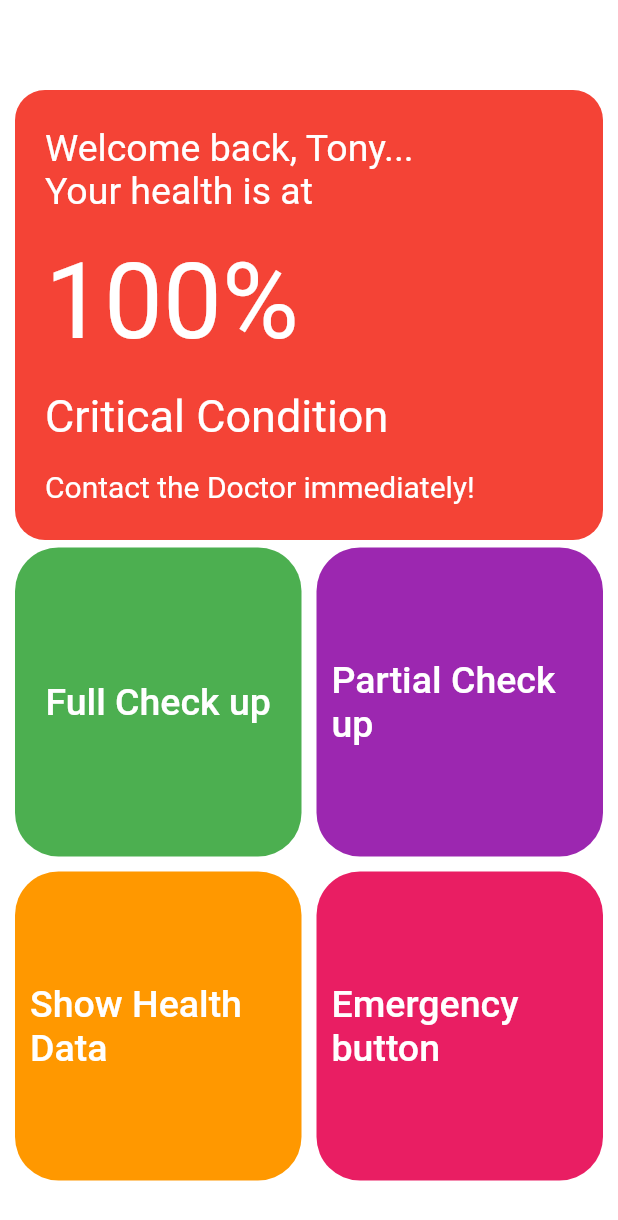
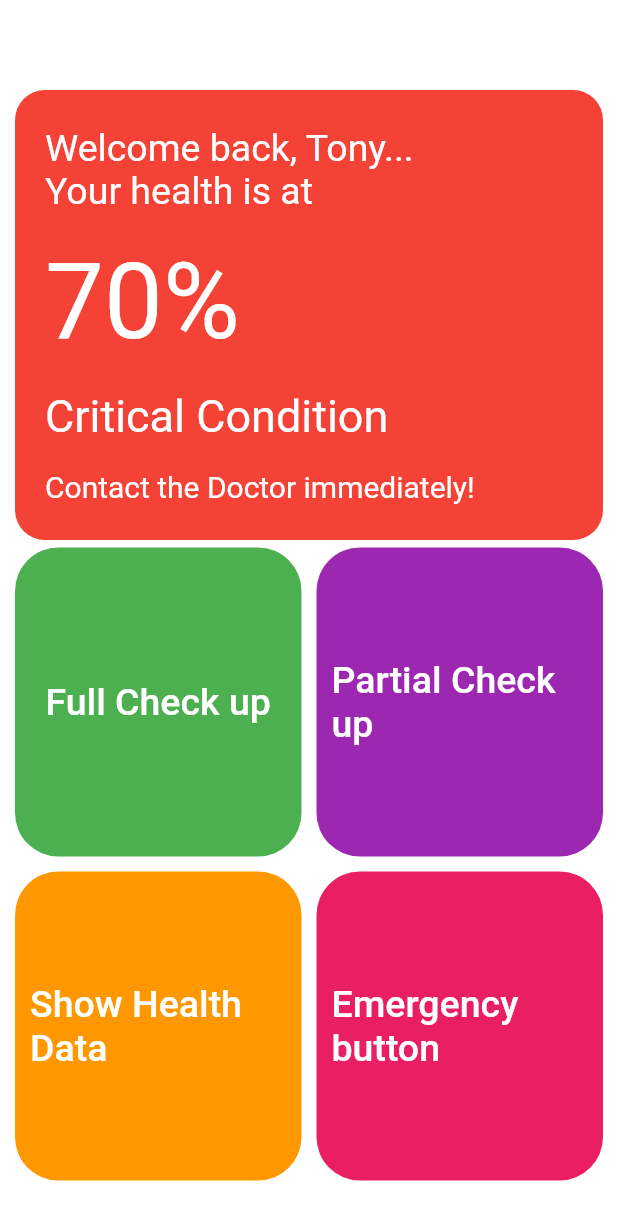
Before and after one commit to technodumb/ImMed-dothack, a Flutter app: the screen it shows after launch, after a tap on an icon or button, on a phone screen of 412 x 824 dp. Shown: the top 1220 px of the screen. Run offline on Flutter 3.47's test engine with Material 2 defaults, Android fonts, the phone set to English and light mode, and no system bars.

Commit message:
final final commit

```diff
--- a/lib/ProfileHome/components/rounded_button.dart
+++ b/lib/ProfileHome/components/rounded_button.dart
@@ -17,7 +17,7 @@ class RoundedButton extends StatelessWidget {
   Widget build(BuildContext context) {
     Size size = MediaQuery.of(context).size;
     return Container(
-      margin: const EdgeInsets.symmetric(vertical: 5),
+      margin: EdgeInsets.symmetric(vertical: 5),
       height: size.height * 0.25,
       decoration: BoxDecoration(
         color: color,
--- a/lib/ProfileHome/profile_home.dart
+++ b/lib/ProfileHome/profile_home.dart
@@ -1,6 +1,5 @@
 import 'package:flutter/material.dart';
-import 'package:immed_dothack/ProfileSwitcher/components/state_for_slider.dart';
-import 'package:provider/provider.dart';
+import 'package:immed_dothack/HealthDataScreen/health_data_screen.dart';
 
 import '../globals.dart';
 import 'components/rounded_button.dart';
@@ -11,10 +10,7 @@ class ProfileHome extends StatelessWidget {
   @override
   Widget build(BuildContext context) {
     int id = ModalRoute.of(context)?.settings.arguments as int;
-    final sliderState = Provider.of<SliderState>(context);
-    int sliderStateValue = (sliderState.sliderState*100).truncate();
-    if(!sliderState.isNormal(id)) sliderStateValue = 100 - sliderStateValue;
-    return  Scaffold(
+    return Scaffold(
       body: Container(
         color: Colors.white24,
         padding: const EdgeInsets.all(10),
@@ -41,9 +37,9 @@ class ProfileHome extends StatelessWidget {
                   const SizedBox(
                     height: 10,
                   ),
-                    Text(
-                      "$sliderStateValue%",
-                      style: const TextStyle(
+                  const Text(
+                    "70%",
+                    style: TextStyle(
                       fontSize: 70,
                       color: Colors.white,
                     ),
@@ -54,12 +50,12 @@ class ProfileHome extends StatelessWidget {
                   ),
                   const Text("Critical Condition",
                       style:
-                            TextStyle(fontSize: 30, color: Colors.white)),
+                          const TextStyle(fontSize: 30, color: Colors.white)),
                   const SizedBox(
                     height: 10,
                   ),
                   const Text("Contact the Doctor immediately!",
-                        style: TextStyle(fontSize: 20, color: Colors.white))
+                      style: const TextStyle(fontSize: 20, color: Colors.white))
                 ],
               ),
               decoration: BoxDecoration(
--- a/lib/ProfileSwitcher/profile_switcher.dart
+++ b/lib/ProfileSwitcher/profile_switcher.dart
@@ -1,9 +1,5 @@
 import 'package:flutter/material.dart';
-import 'package:immed_dothack/ProfileSwitcher/components/my_slider.dart';
-import 'package:immed_dothack/ProfileSwitcher/components/slider_value_display.dart';
 
-import '../EmergencyScreen/components/my_other_slider.dart';
-import 'components/normal_textfield.dart';
 import 'components/round_button.dart';
 
 class ProfileSwitcher extends StatelessWidget {
@@ -11,7 +7,7 @@ class ProfileSwitcher extends StatelessWidget {
 
   @override
   Widget build(BuildContext context) {
-
+    double width = MediaQuery.of(context).size.width;
     double height = MediaQuery.of(context).size.height;
     return SafeArea(
       child: Scaffold(
@@ -41,12 +37,6 @@ class ProfileSwitcher extends StatelessWidget {
                 ],
               ),
               const RoundButton(id: 5),
-                const SizedBox(height: 30),
-                const MySlider(),
-                const SliderValue(),
-                const OtherSlider(),
-                const MyTextField(),
-                const MyTextBox(),
             ],
           ),
         ),
--- a/lib/main.dart
+++ b/lib/main.dart
@@ -1,9 +1,8 @@
+import 'package:flutter/gestures.dart';
 import 'package:flutter/material.dart';
 import 'package:immed_dothack/globals.dart';
 import 'package:immed_dothack/routes.dart';
-import 'package:provider/provider.dart';
 
-import 'ProfileSwitcher/components/state_for_slider.dart';
 import 'ProfileSwitcher/profile_switcher.dart';
 
 void main() {
@@ -16,12 +15,7 @@ class MyApp extends StatelessWidget {
   // This widget is the root of your application.
   @override
   Widget build(BuildContext context) {
-    return MultiProvider(
-      providers: [
-          ChangeNotifierProvider<SliderState>(create: (_) => SliderState()),
-          // ChangeNotifierProvider<TextFieldState>(create: (_) => TextFieldState()),
-        ],
-        child: MaterialApp(
+    return MaterialApp(
       title: 'Flutter Demo',
       theme: ThemeData(
         primaryColor: kPrimaryColor,
@@ -29,7 +23,6 @@ class MyApp extends StatelessWidget {
       ),
       home: const ProfileSwitcher(),
       routes: pageRoutes,
-      ),
     );
   }
 }
--- a/pubspec.yaml
+++ b/pubspec.yaml
@@ -34,7 +34,6 @@ dependencies:
   # The following adds the Cupertino Icons font to your application.
   # Use with the CupertinoIcons class for iOS style icons.
   cupertino_icons: ^1.0.2
-  provider: ^6.0.2
 
 dev_dependencies:
   flutter_test:
```
Also changed, not shown: lib/EmergencyScreen/emergency.dart (+6 -9 lines), lib/FullCheckUpScreen/full_check_up_screen.dart (+5 -5 lines), lib/PartialCheckUpScreen/partial_checkup_screen.dart (+17 -16 lines), pubspec.lock, 1 other file. Lines whose indentation alone changed are shown as unchanged.
